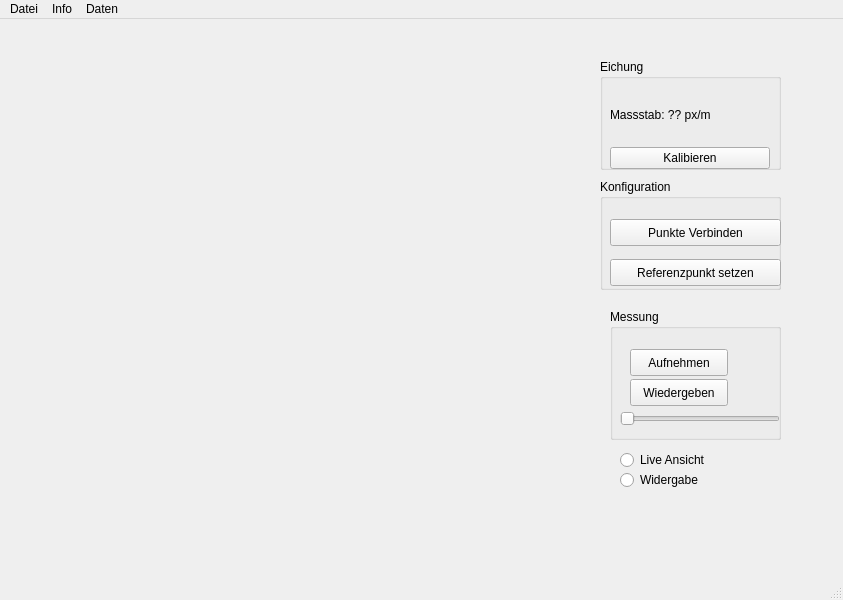
Above: ui/main_window.ui from mbieker/Schaukel before the change. Below: the same form after it.
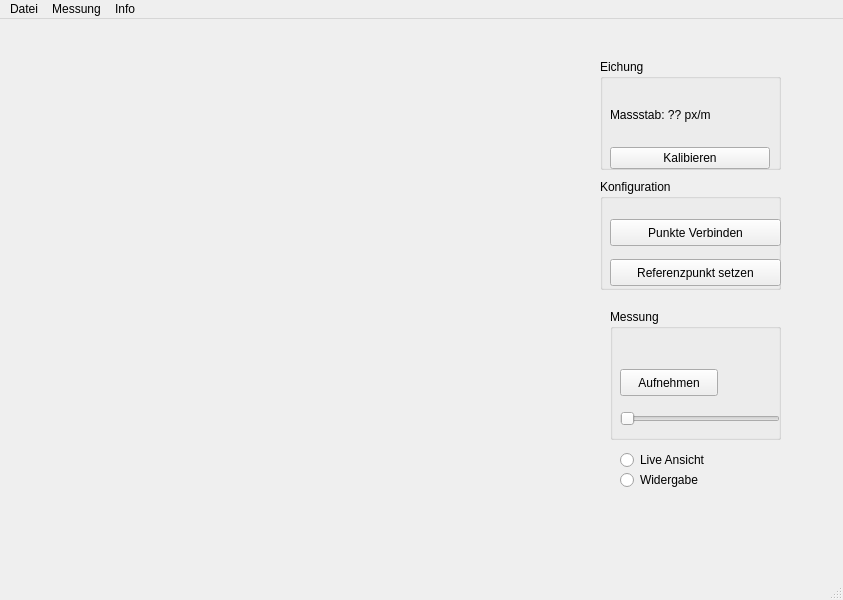
That is the form after the change.

What changed in the file:
```diff
--- a/ui/main_window.ui
+++ b/ui/main_window.ui
@@ -107,8 +107,8 @@
     <widget class="QPushButton" name="rec">
      <property name="geometry">
       <rect>
-       <x>20</x>
-       <y>40</y>
+       <x>10</x>
+       <y>60</y>
        <width>98</width>
        <height>27</height>
       </rect>
@@ -117,19 +117,6 @@
       <string>Aufnehmen</string>
      </property>
     </widget>
-    <widget class="QPushButton" name="play">
-     <property name="geometry">
-      <rect>
-       <x>20</x>
-       <y>70</y>
-       <width>98</width>
-       <height>27</height>
-      </rect>
-     </property>
-     <property name="text">
-      <string>Wiedergeben</string>
-     </property>
-    </widget>
     <widget class="QSlider" name="timeline">
      <property name="geometry">
       <rect>
@@ -193,14 +180,14 @@
      <string>Info</string>
     </property>
    </widget>
-   <widget class="QMenu" name="menuDaten">
+   <widget class="QMenu" name="menuMessung">
     <property name="title">
-     <string>Daten</string>
+     <string>Messung</string>
     </property>
    </widget>
    <addaction name="menuWiiMotes"/>
+   <addaction name="menuMessung"/>
    <addaction name="menuInfo"/>
-   <addaction name="menuDaten"/>
   </widget>
   <widget class="QStatusBar" name="statusbar"/>
   <action name="actionVerbinden">
```
Left out of the diff: 34 changed lines with no effect on the pictures.
